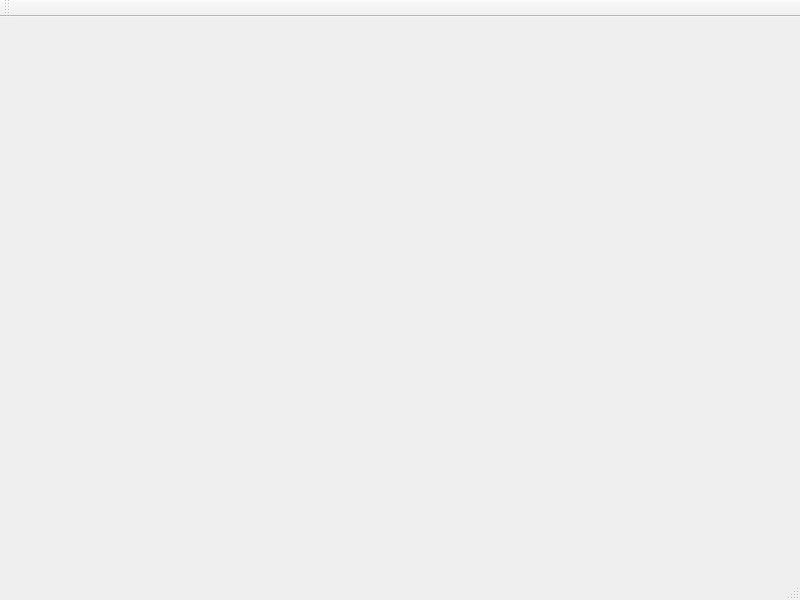
The window that mainwindow.ui (lmp50/osa) describes before a commit, drawn with Qt 5.
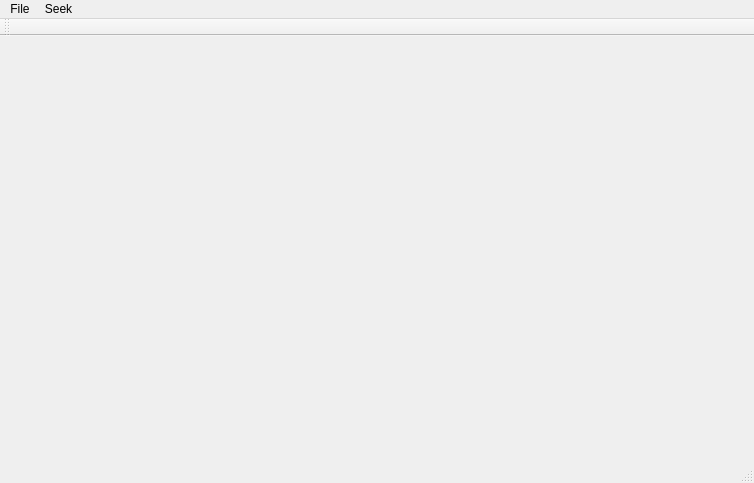
The same window after the commit.

```diff
--- a/mainwindow.ui
+++ b/mainwindow.ui
@@ -6,8 +6,8 @@
    <rect>
     <x>0</x>
     <y>0</y>
-    <width>800</width>
-    <height>600</height>
+    <width>754</width>
+    <height>483</height>
    </rect>
   </property>
   <property name="windowTitle">
@@ -19,13 +19,27 @@
     <rect>
      <x>0</x>
      <y>0</y>
-     <width>800</width>
+     <width>754</width>
      <height>25</height>
     </rect>
    </property>
-   <property name="nativeMenuBar">
-    <bool>true</bool>
-   </property>
+   <widget class="QMenu" name="menuFile_1">
+    <property name="title">
+     <string>File</string>
+    </property>
+    <addaction name="actionSave_inf"/>
+    <addaction name="separator"/>
+    <addaction name="actionQuit"/>
+   </widget>
+   <widget class="QMenu" name="menuFile_2">
+    <property name="title">
+     <string>Seek</string>
+    </property>
+    <addaction name="actionAutoload"/>
+    <addaction name="actionProcess"/>
+   </widget>
+   <addaction name="menuFile_1"/>
+   <addaction name="menuFile_2"/>
   </widget>
   <widget class="QToolBar" name="mainToolBar">
    <attribute name="toolBarArea">
```
Left out of the diff: 22 changed lines with no effect on the pictures.
